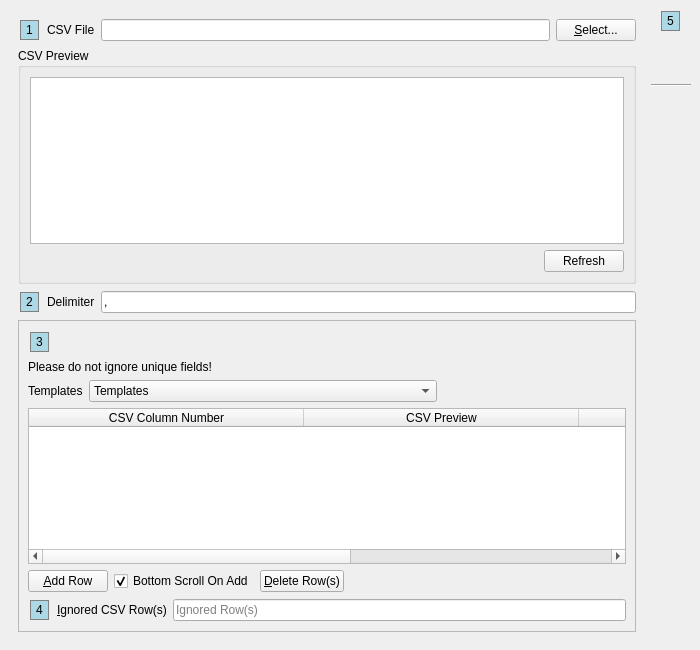
Before: the Qt Designer form UI/biblioteq_import.ui in textbrowser/biblioteq, drawn with Qt 5.
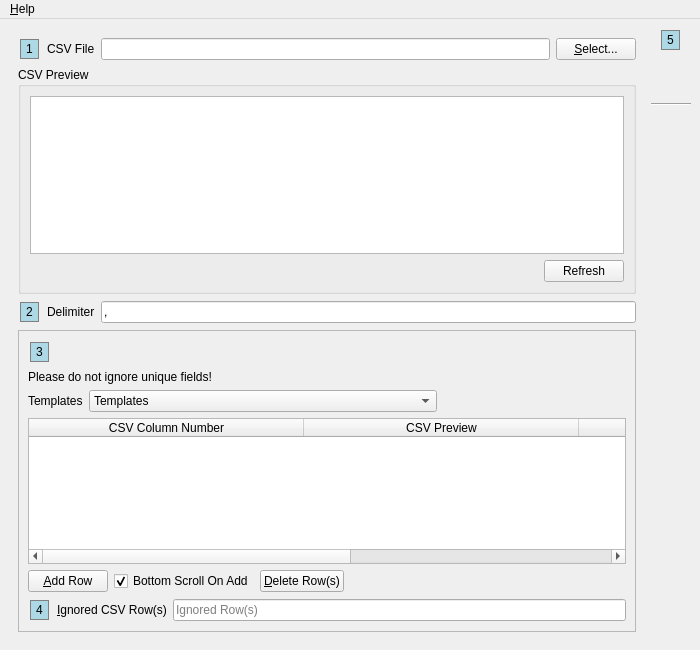
After: the same form once the commit is applied. Icons and pictures are not drawn.

Commit message: New menu bar. Prepare for documentation.

What changed in the file:
```diff
--- a/UI/biblioteq_import.ui
+++ b/UI/biblioteq_import.ui
@@ -176,7 +176,7 @@
             <x>0</x>
             <y>0</y>
             <width>620</width>
-            <height>321</height>
+            <height>306</height>
            </rect>
           </property>
           <layout class="QVBoxLayout" name="verticalLayout_2">
@@ -537,6 +537,28 @@
     </item>
    </layout>
   </widget>
+  <widget class="QMenuBar" name="menuBar">
+   <property name="geometry">
+    <rect>
+     <x>0</x>
+     <y>0</y>
+     <width>700</width>
+     <height>30</height>
+    </rect>
+   </property>
+   <widget class="QMenu" name="menu_Help">
+    <property name="title">
+     <string>&amp;Help</string>
+    </property>
+    <addaction name="action_Documentation"/>
+   </widget>
+   <addaction name="menu_Help"/>
+  </widget>
+  <action name="action_Documentation">
+   <property name="text">
+    <string>&amp;Documentation...</string>
+   </property>
+  </action>
  </widget>
  <tabstops>
   <tabstop>csv_file</tabstop>
```
